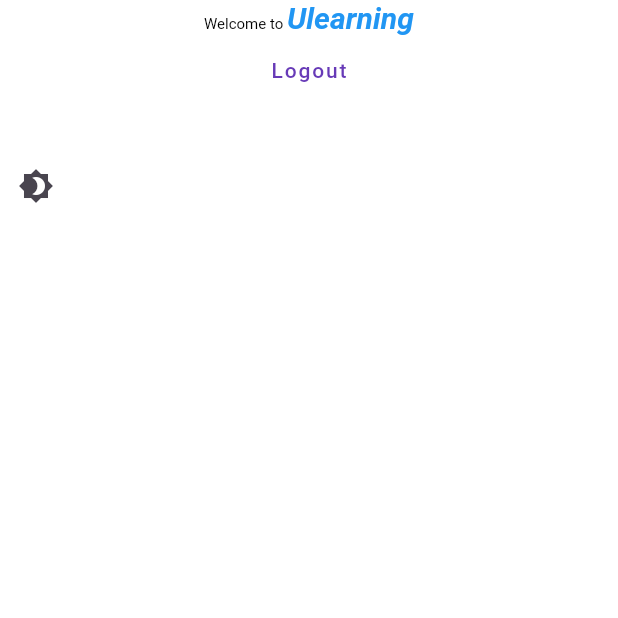
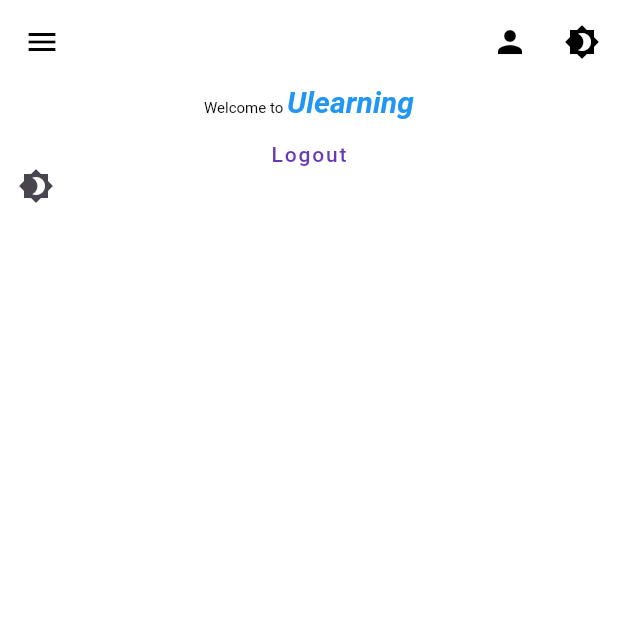
Before and after one commit to businessvivek3600/ulearning, a Flutter app: the HomePage screen opened directly, on a phone screen of 412 x 824 dp, the top half of it. Run offline on Flutter 3.47's test engine with Material 3 defaults, Android fonts, the phone set to English and light mode, and no system bars; our stand-ins replace awesome_bottom_bar, bloc, cloud_firestore, equatable, firebase_auth, firebase_core and 6 more; missing offline and left inert: flutter_custom_tabs; accounts and stored records are empty; Roboto replaces fonts that are missing (RobotoSerif).

Commit message:
home_page

```diff
--- a/lib/blocs/auth/auth_bloc.dart
+++ b/lib/blocs/auth/auth_bloc.dart
@@ -2,7 +2,6 @@ import 'package:equatable/equatable.dart';
 import 'package:flutter/material.dart';
 import 'package:flutter_bloc/flutter_bloc.dart';
 import 'package:ulearning_app/blocs/auth/providers/providers.dart';
-import 'package:ulearning_app/routes/route.dart';
 import 'package:ulearning_app/services/auth_service.dart';
 import 'package:ulearning_app/views/pages/index.dart';
 import '../../repository/auth_repository.dart';
--- a/lib/routes/navigate.dart
+++ b/lib/routes/navigate.dart
@@ -1,7 +1,7 @@
 import 'package:ulearning_app/routes/route.dart';
 
 Future<T?> goTo<T extends Object?>(String name,
-    {Object? arg, bool replace = true}) async {
+    {Object? arg, bool replace = false}) async {
   return !replace
       ? NavigationService.navigatorKey.currentState
           ?.pushNamedAndRemoveUntil(name, (route) => false)
--- a/lib/views/pages/landing/fragments/home.dart
+++ b/lib/views/pages/landing/fragments/home.dart
@@ -16,13 +16,14 @@ class _HomePageState extends State<HomePage> {
   @override
   Widget build(BuildContext context) {
     return Scaffold(
+      appBar: _buildAppbar(context),
       body: Column(
         children: [
           Center(
             child: RichText(
               text: const TextSpan(
                 text: 'Welcome to ',
-                style: const TextStyle(
+                style: TextStyle(
                   fontSize: 10,
                   color: Colors.black,
                   leadingDistribution: TextLeadingDistribution.proportional,
@@ -50,4 +51,19 @@ class _HomePageState extends State<HomePage> {
       ),
     ).showDraggableWidget(const ThemeSwitch());
   }
+
+  PreferredSize _buildAppbar(BuildContext context) {
+    return buildAppbar(
+      context,
+      transparent: true,
+      leading: IconButton(onPressed: () {}, icon: const Icon(Icons.menu)),
+      theme: true,
+      actions: [
+        IconButton(
+          onPressed: () {},
+          icon: const Icon(Icons.person),
+        ),
+      ],
+    );
+  }
 }
--- a/lib/views/pages/splash/splash.dart
+++ b/lib/views/pages/splash/splash.dart
@@ -20,8 +20,7 @@ class _SplashState extends State<Splash> {
   void initState() {
     super.initState();
     delay(200).then((_) async => AuthService.instance.isAuth).then((value) =>
-        goTo(value ? LandingPage.routeName : Welcome.routeName,
-            replace: false));
+        goTo(value ? LandingPage.routeName : Welcome.routeName));
   }
 
   @override
--- a/lib/views/pages/welcome/welcome.dart
+++ b/lib/views/pages/welcome/welcome.dart
@@ -149,7 +149,7 @@ class _PageViewItem extends StatelessWidget {
 }
 
 class ClampingScrollPhysics extends ScrollPhysics {
-  const ClampingScrollPhysics({ScrollPhysics? parent}) : super(parent: parent);
+  const ClampingScrollPhysics({super.parent});
 
   @override
   ClampingScrollPhysics applyTo(ScrollPhysics? ancestor) {
--- a/lib/views/widgets/appbar.dart
+++ b/lib/views/widgets/appbar.dart
@@ -12,6 +12,7 @@ PreferredSize transparentAppBar(
   bool theme = false,
   bool centerTile = false,
   bool transparent = true,
+  Widget? leading,
 }) {
   transparent = transparent && height == 0;
   SystemUiOverlayStyle systemOverlayStyle = transparent
@@ -25,6 +26,7 @@ PreferredSize transparentAppBar(
       toolbarHeight: height ?? 0,
       centerTitle: centerTile,
       title: title != null ? Text(title) : null,
+      leading: leading,
       systemOverlayStyle: systemOverlayStyle,
       backgroundColor: transparent
           ? Colors.transparent
@@ -36,3 +38,43 @@ PreferredSize transparentAppBar(
     ),
   );
 }
+
+/// Global appbar
+PreferredSize buildAppbar(
+  BuildContext context, {
+  String? title,
+  double? elevation,
+  double? height,
+  bool theme = false,
+  bool centerTile = false,
+  bool transparent = false,
+  Widget? leading,
+  List<Widget>? actions,
+}) {
+  SystemUiOverlayStyle systemOverlayStyle = transparent
+      ? context.isDark
+          ? SystemUiOverlayStyle.light
+          : SystemUiOverlayStyle.dark
+      : SystemUiOverlayStyle.light;
+  return PreferredSize(
+    preferredSize: Size.fromHeight(height ?? 56),
+    child: AppBar(
+      iconTheme: context.theme.appBarTheme.iconTheme?.copyWith(
+        color: context.isDark || !transparent ? Colors.white : Colors.black,
+      ),
+      toolbarHeight: height ?? 56,
+      centerTitle: centerTile,
+      title: title != null ? Text(title) : null,
+      leading: leading,
+      systemOverlayStyle: systemOverlayStyle,
+      backgroundColor: transparent
+          ? Colors.transparent
+          : Theme.of(context).appBarTheme.backgroundColor,
+      elevation: elevation ?? 0,
+      actions: [
+        if (actions != null) ...actions,
+        if (theme) const ThemeSwitch(),
+      ],
+    ),
+  );
+}
```
